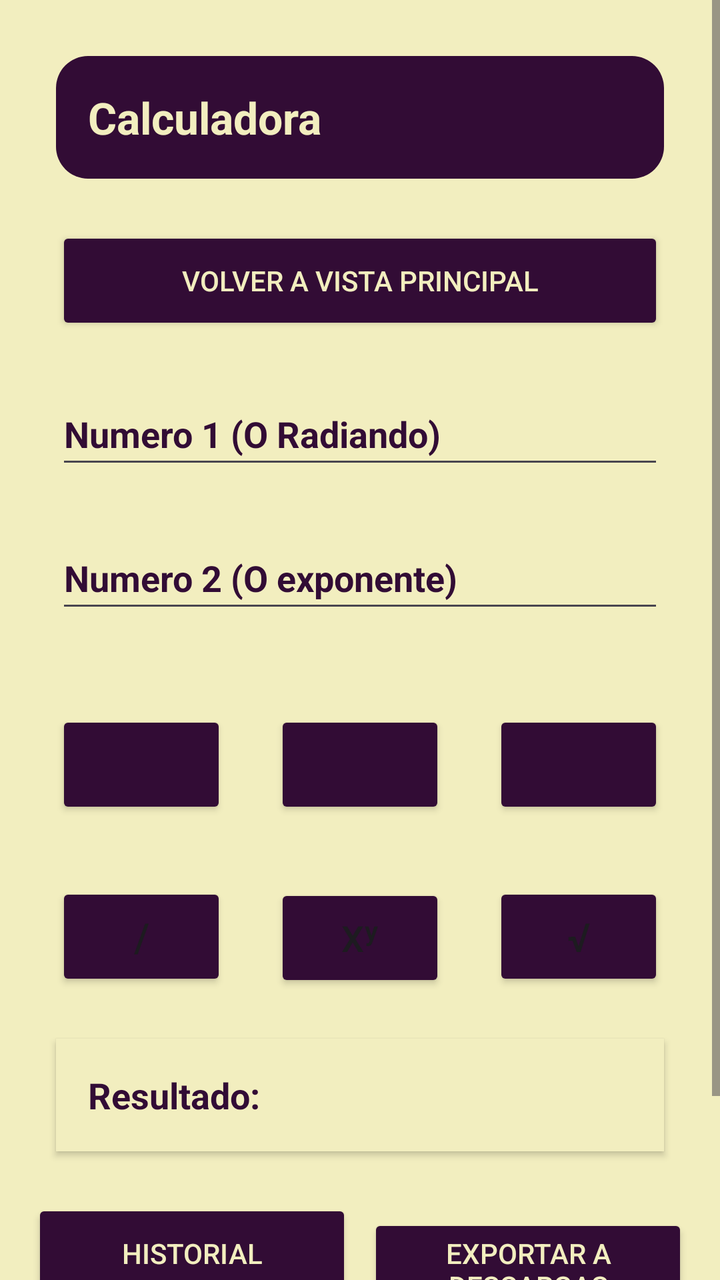
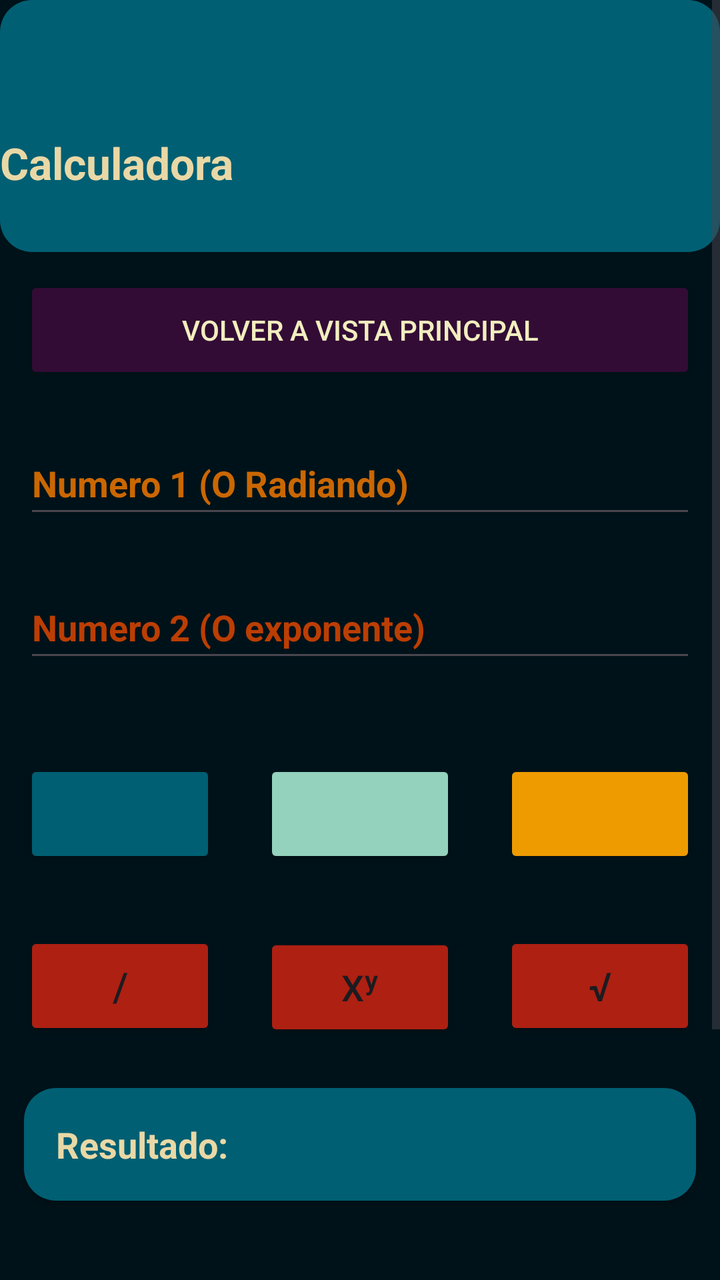

An Android layout rendered at two revisions. The XML below is the earlier revision; the diff shows what the commit changed to produce the second picture.
<!-- AndroidManifest.xml: application theme Theme.EjerciciosDesafioPractico -->
<!-- res/layout/calculadora_activity.xml -->
<?xml version="1.0" encoding="utf-8"?>
<androidx.constraintlayout.widget.ConstraintLayout
    xmlns:android="http://schemas.android.com/apk/res/android"
    xmlns:app="http://schemas.android.com/apk/res-auto"
    xmlns:tools="http://schemas.android.com/tools"
    android:layout_width="match_parent"
    android:layout_height="match_parent"
    android:background="@color/btnColor">

    <ScrollView
        android:layout_width="match_parent"
        android:layout_height="match_parent"
        android:fillViewport="true">

        <LinearLayout
            android:layout_width="match_parent"
            android:layout_height="wrap_content"
            android:orientation="vertical"
            android:padding="@dimen/padding_screen">


            <TextView
                android:id="@+id/tvTituloCalc"
                android:layout_width="match_parent"
                android:layout_height="wrap_content"
                android:text="@string/titleCalculadora"
                android:textAlignment="center"
                android:padding="@dimen/padding_screen"
                android:background="@drawable/border_radius"
                android:textColor="@color/btnColor"
                android:textSize="@dimen/text_size_title"
                android:layout_margin="@dimen/margin_component"
                android:textStyle="bold" />


            <Button
                android:id="@+id/btnVolver"
                android:layout_width="match_parent"
                android:layout_height="@dimen/btn_height"
                android:layout_marginTop="@dimen/margin_component"
                android:backgroundTint="@color/TextColor"
                android:text="@string/btnVolver"
                android:layout_margin="@dimen/margin_component"
                android:textColor="@color/btnColor" />


            <EditText
                android:id="@+id/etNumero1"
                android:layout_width="match_parent"
                android:layout_height="@dimen/input_height"
                android:layout_marginTop="@dimen/margin_top_section"
                android:hint="@string/lblNumero1"
                android:inputType="numberSigned|numberDecimal"
                android:textAlignment="center"
                android:textColor="@color/TextColor"
                android:textColorHint="@color/TextColor"
                android:layout_margin="@dimen/margin_component"
                android:textStyle="bold" />


            <EditText
                android:id="@+id/etNumero2"
                android:layout_width="match_parent"
                android:layout_height="@dimen/input_height"
                android:layout_marginTop="@dimen/margin_component"
                android:hint="@string/lblNumero2"
                android:inputType="numberSigned|numberDecimal"
                android:textAlignment="center"
                android:textColor="@color/TextColor"
                android:textColorHint="@color/TextColor"
                android:layout_margin="@dimen/margin_component"
                android:textStyle="bold" />


            <LinearLayout
                android:layout_width="match_parent"
                android:layout_height="wrap_content"
                android:layout_marginTop="@dimen/margin_top_section"
                android:orientation="horizontal"
                android:weightSum="3">

                <Button
                    android:id="@+id/btnSumar"
                    android:layout_width="0dp"
                    android:layout_height="@dimen/btn_height"
                    android:layout_marginEnd="4dp"
                    android:layout_weight="1"
                    android:backgroundTint="@color/TextColor"
                    app:icon="@drawable/suma"
                    android:layout_margin="@dimen/margin_component"
                    app:iconGravity="textStart" />

                <Button
                    android:id="@+id/btnRestar"
                    android:layout_width="0dp"
                    android:layout_height="@dimen/btn_height"
                    android:layout_marginHorizontal="4dp"
                    android:layout_weight="1"
                    android:backgroundTint="@color/TextColor"
                    app:icon="@drawable/minus_svgrepo_com"
                    android:layout_margin="@dimen/margin_component"
                    app:iconGravity="textStart" />

                <Button
                    android:id="@+id/btnMultiplicar"
                    android:layout_width="0dp"
                    android:layout_height="@dimen/btn_height"
                    android:layout_marginStart="4dp"
                    android:layout_weight="1"
                    android:backgroundTint="@color/TextColor"
                    app:icon="@drawable/multiply_1_svgrepo_com"
                    android:layout_margin="@dimen/margin_component"
                    app:iconGravity="textStart" />
            </LinearLayout>


            <LinearLayout
                android:layout_width="match_parent"
                android:layout_height="wrap_content"
                android:layout_marginTop="8dp"
                android:orientation="horizontal"
                android:weightSum="3">

                <Button
                    android:id="@+id/btnDividir"
                    android:layout_width="0dp"
                    android:layout_height="@dimen/btn_height"
                    android:layout_marginEnd="4dp"
                    android:layout_weight="1"
                    android:backgroundTint="@color/TextColor"
                    android:text="/"
                    android:layout_margin="@dimen/margin_component"
                    android:textSize="20sp" />

                <Button
                    android:id="@+id/btnPotencia"
                    android:layout_width="0dp"
                    android:layout_height="@dimen/btn_height"
                    android:layout_marginHorizontal="4dp"
                    android:layout_weight="1"
                    android:backgroundTint="@color/TextColor"
                    android:text="xʸ"
                    android:layout_margin="@dimen/margin_component"
                    android:textSize="18sp" />

                <Button
                    android:id="@+id/btnRaiz"
                    android:layout_width="0dp"
                    android:layout_height="@dimen/btn_height"
                    android:layout_marginStart="4dp"
                    android:layout_weight="1"
                    android:backgroundTint="@color/TextColor"
                    android:text="√"
                    android:layout_margin="@dimen/margin_component"
                    android:textSize="20sp" />
            </LinearLayout>


            <TextView
                android:id="@+id/tvResultado"
                android:layout_width="match_parent"
                android:layout_height="wrap_content"
                android:layout_marginTop="@dimen/margin_top_section"
                android:background="@color/btnColor"
                android:elevation="2dp"
                android:padding="@dimen/padding_card"
                android:text="@string/lblResultadoCalc"
                android:textAlignment="center"
                android:textColor="@color/TextColor"
                android:textSize="@dimen/text_size_result"
                android:layout_margin="@dimen/margin_component"
                android:textStyle="bold" />


            <LinearLayout
                android:layout_width="match_parent"
                android:layout_height="wrap_content"
                android:layout_marginTop="@dimen/margin_component"
                android:orientation="horizontal"

                android:weightSum="2">

                <Button
                    android:id="@+id/btnVerHistorial"
                    android:layout_width="0dp"
                    android:layout_height="@dimen/btn_height"
                    android:layout_marginEnd="4dp"
                    android:layout_weight="1"
                    android:backgroundTint="@color/TextColor"
                    android:text="@string/btnGuardarHistorial"

                    android:textColor="@color/btnColor" />

                <Button
                    android:id="@+id/btnExportarDescargas"
                    android:layout_width="0dp"
                    android:layout_height="@dimen/btn_height"
                    android:layout_marginStart="4dp"
                    android:layout_weight="1"
                    android:backgroundTint="@color/TextColor"
                    android:text="@string/btnExportarDescargas"
                    android:textColor="@color/btnColor" />
            </LinearLayout>


            <TextView
                android:id="@+id/tvHistorialContenido"
                android:layout_width="match_parent"
                android:layout_height="wrap_content"
                android:layout_marginTop="@dimen/margin_component"
                android:layout_marginBottom="@dimen/margin_top_section"
                android:background="@drawable/border_radius"
                android:padding="@dimen/padding_card"
                android:text="@string/lblHistorialTitulo"
                android:textColor="@color/btnColor"
                android:layout_margin="@dimen/margin_component"
                android:textSize="@dimen/text_size_body" />

        </LinearLayout>
    </ScrollView>
</androidx.constraintlayout.widget.ConstraintLayout>
<!-- resources referenced by this layout -->
<resources>
  <color name="TextColor">#320C35</color>
  <color name="btnColor">#F2EEBF</color>
  <dimen name="btn_height">54dp</dimen>
  <dimen name="input_height">48dp</dimen>
  <dimen name="margin_component">12dp</dimen>
  <dimen name="margin_top_section">20dp</dimen>
  <dimen name="padding_card">16dp</dimen>
  <dimen name="padding_screen">16dp</dimen>
  <dimen name="text_size_body">16sp</dimen>
  <dimen name="text_size_result">18sp</dimen>
  <dimen name="text_size_title">22sp</dimen>
  <!-- drawable border_radius (drawable) -->
  <?xml version="1.0" encoding="utf-8"?>
  <shape xmlns:android="http://schemas.android.com/apk/res/android"
      android:shape="rectangle">
  
      
      <solid android:color="@color/TextColor" />
  
      
      <corners android:radius="16dp" />
  
      
  
  </shape>
  <!-- drawable minus_svgrepo_com (drawable) -->
  <vector xmlns:android="http://schemas.android.com/apk/res/android"
      android:width="800dp"
      android:height="800dp"
      android:viewportWidth="16"
      android:viewportHeight="16">
    <path
        android:pathData="M1,10L1,6L15,6V10L1,10Z"
        android:fillColor="@color/TextColor"/>
  </vector>
  <!-- drawable multiply_1_svgrepo_com (drawable) -->
  <vector xmlns:android="http://schemas.android.com/apk/res/android"
      android:width="800dp"
      android:height="800dp"
      android:viewportWidth="512"
      android:viewportHeight="512">
    <path
        android:pathData="M513,76.8l-76.8,-76.8l-179.2,179.2l-179.2,-179.2l-76.8,76.8l179.2,179.2l-179.2,179.2l76.8,76.8l179.2,-179.2l179.2,179.2l76.8,-76.8l-179.2,-179.2z"
        android:fillColor="@color/TextColor"/>
  </vector>
  <!-- drawable suma (drawable) -->
  <vector xmlns:android="http://schemas.android.com/apk/res/android"
      android:width="24dp"
      android:height="24dp"
      android:viewportWidth="24"
      android:viewportHeight="24">
    <path
        android:pathData="M19,11h-6V5a1,1 0,0 0,-2 0v6H5a1,1 0,0 0,0 2h6v6a1,1 0,0 0,2 0v-6h6a1,1 0,0 0,0 -2z"
        android:fillColor="@color/TextColor"/>
  </vector>
  <string name="btnExportarDescargas">Exportar a Descargas</string>
  <string name="btnGuardarHistorial">Historial</string>
  <string name="btnVolver">Volver A vista principal</string>
  <string name="lblHistorialTitulo">Historial de Operaciones:</string>
  <string name="lblNumero1">Numero 1 (O Radiando)</string>
  <string name="lblNumero2">Numero 2 (O exponente)</string>
  <string name="lblResultadoCalc">Resultado: </string>
  <string name="titleCalculadora">Calculadora</string>
  <style name="Theme.EjerciciosDesafioPractico" parent="Base.Theme.EjerciciosDesafioPractico" />
  <style name="Base.Theme.EjerciciosDesafioPractico" parent="Theme.Material3.DayNight.NoActionBar">
          
          
      </style>
</resources>

<!-- the commit's change to res/layout/calculadora_activity.xml (unified diff, before → after) -->
@@ -5,7 +5,7 @@
     xmlns:tools="http://schemas.android.com/tools"
     android:layout_width="match_parent"
     android:layout_height="match_parent"
-    android:background="@color/btnColor">
+    android:background="@color/backgroundResult">
 
     <ScrollView
         android:layout_width="match_parent"
@@ -16,7 +16,7 @@
             android:layout_width="match_parent"
             android:layout_height="wrap_content"
             android:orientation="vertical"
-            android:padding="@dimen/padding_screen">
+           >
 
 
             <TextView
@@ -25,11 +25,13 @@
                 android:layout_height="wrap_content"
                 android:text="@string/titleCalculadora"
                 android:textAlignment="center"
-                android:padding="@dimen/padding_screen"
-                android:background="@drawable/border_radius"
-                android:textColor="@color/btnColor"
+                android:lineSpacingExtra="14sp"
+                android:paddingTop="200px"
+                android:paddingBottom="90px"
+                android:background="@drawable/border_radius3"
+                android:textColor="@color/color0"
                 android:textSize="@dimen/text_size_title"
-                android:layout_margin="@dimen/margin_component"
+
                 android:textStyle="bold" />
 
 
@@ -52,8 +54,8 @@
                 android:hint="@string/lblNumero1"
                 android:inputType="numberSigned|numberDecimal"
                 android:textAlignment="center"
-                android:textColor="@color/TextColor"
-                android:textColorHint="@color/TextColor"
+                android:textColor="@color/color4"
+                android:textColorHint="@color/color4"
                 android:layout_margin="@dimen/margin_component"
                 android:textStyle="bold" />
 
@@ -66,8 +68,8 @@
                 android:hint="@string/lblNumero2"
                 android:inputType="numberSigned|numberDecimal"
                 android:textAlignment="center"
-                android:textColor="@color/TextColor"
-                android:textColorHint="@color/TextColor"
+                android:textColor="@color/color5"
+                android:textColorHint="@color/color5"
                 android:layout_margin="@dimen/margin_component"
                 android:textStyle="bold" />
 
@@ -85,7 +87,7 @@
                     android:layout_height="@dimen/btn_height"
                     android:layout_marginEnd="4dp"
                     android:layout_weight="1"
-                    android:backgroundTint="@color/TextColor"
+                    android:backgroundTint="@color/color1"
                     app:icon="@drawable/suma"
                     android:layout_margin="@dimen/margin_component"
                     app:iconGravity="textStart" />
@@ -96,7 +98,7 @@
                     android:layout_height="@dimen/btn_height"
                     android:layout_marginHorizontal="4dp"
                     android:layout_weight="1"
-                    android:backgroundTint="@color/TextColor"
+                    android:backgroundTint="@color/color2"
                     app:icon="@drawable/minus_svgrepo_com"
                     android:layout_margin="@dimen/margin_component"
                     app:iconGravity="textStart" />
@@ -107,7 +109,7 @@
                     android:layout_height="@dimen/btn_height"
                     android:layout_marginStart="4dp"
                     android:layout_weight="1"
-                    android:backgroundTint="@color/TextColor"
+                    android:backgroundTint="@color/color3"
                     app:icon="@drawable/multiply_1_svgrepo_com"
                     android:layout_margin="@dimen/margin_component"
                     app:iconGravity="textStart" />
@@ -127,7 +129,7 @@
                     android:layout_height="@dimen/btn_height"
                     android:layout_marginEnd="4dp"
                     android:layout_weight="1"
-                    android:backgroundTint="@color/TextColor"
+                    android:backgroundTint="@color/color6"
                     android:text="/"
                     android:layout_margin="@dimen/margin_component"
                     android:textSize="20sp" />
@@ -138,7 +140,7 @@
                     android:layout_height="@dimen/btn_height"
                     android:layout_marginHorizontal="4dp"
                     android:layout_weight="1"
-                    android:backgroundTint="@color/TextColor"
+                    android:backgroundTint="@color/color6"
                     android:text="xʸ"
                     android:layout_margin="@dimen/margin_component"
                     android:textSize="18sp" />
@@ -149,7 +151,7 @@
                     android:layout_height="@dimen/btn_height"
                     android:layout_marginStart="4dp"
                     android:layout_weight="1"
-                    android:backgroundTint="@color/TextColor"
+                    android:backgroundTint="@color/color6"
                     android:text="√"
                     android:layout_margin="@dimen/margin_component"
                     android:textSize="20sp" />
@@ -161,12 +163,12 @@
                 android:layout_width="match_parent"
                 android:layout_height="wrap_content"
                 android:layout_marginTop="@dimen/margin_top_section"
-                android:background="@color/btnColor"
+                android:background="@drawable/border_radius3"
                 android:elevation="2dp"
                 android:padding="@dimen/padding_card"
                 android:text="@string/lblResultadoCalc"
                 android:textAlignment="center"
-                android:textColor="@color/TextColor"
+                android:textColor="@color/color0"
                 android:textSize="@dimen/text_size_result"
                 android:layout_margin="@dimen/margin_component"
                 android:textStyle="bold" />
@@ -184,9 +186,10 @@
                     android:id="@+id/btnVerHistorial"
                     android:layout_width="0dp"
                     android:layout_height="@dimen/btn_height"
+                    android:layout_margin="@dimen/margin_top_section"
                     android:layout_marginEnd="4dp"
                     android:layout_weight="1"
-                    android:backgroundTint="@color/TextColor"
+                    android:backgroundTint="@color/color6"
                     android:text="@string/btnGuardarHistorial"
 
                     android:textColor="@color/btnColor" />
@@ -195,11 +198,12 @@
                     android:id="@+id/btnExportarDescargas"
                     android:layout_width="0dp"
                     android:layout_height="@dimen/btn_height"
+                    android:layout_margin="@dimen/margin_top_section"
                     android:layout_marginStart="4dp"
                     android:layout_weight="1"
-                    android:backgroundTint="@color/TextColor"
+                    android:backgroundTint="@color/color6"
                     android:text="@string/btnExportarDescargas"
-                    android:textColor="@color/btnColor" />
+                    android:textColor="@color/color0" />
             </LinearLayout>
 
 
@@ -209,10 +213,10 @@
                 android:layout_height="wrap_content"
                 android:layout_marginTop="@dimen/margin_component"
                 android:layout_marginBottom="@dimen/margin_top_section"
-                android:background="@drawable/border_radius"
+                android:background="@drawable/border_radius3"
                 android:padding="@dimen/padding_card"
                 android:text="@string/lblHistorialTitulo"
-                android:textColor="@color/btnColor"
+                android:textColor="@color/color0"
                 android:layout_margin="@dimen/margin_component"
                 android:textSize="@dimen/text_size_body" />
 
<!-- resource entries referenced after the edit -->
@@ -1,23 +1,30 @@
 <!-- resources referenced by this layout -->
 <resources>
   <color name="TextColor">#320C35</color>
+  <color name="backgroundResult">#001219</color>
   <color name="btnColor">#F2EEBF</color>
+  <color name="color0">#E9D8A6</color>
+  <color name="color1">#005F73</color>
+  <color name="color2">#94D2BD</color>
+  <color name="color3">#EE9B00</color>
+  <color name="color4">#CA6702</color>
+  <color name="color5">#BB3E03</color>
+  <color name="color6">#AE2012</color>
   <dimen name="btn_height">54dp</dimen>
   <dimen name="input_height">48dp</dimen>
   <dimen name="margin_component">12dp</dimen>
   <dimen name="margin_top_section">20dp</dimen>
   <dimen name="padding_card">16dp</dimen>
-  <dimen name="padding_screen">16dp</dimen>
   <dimen name="text_size_body">16sp</dimen>
   <dimen name="text_size_result">18sp</dimen>
   <dimen name="text_size_title">22sp</dimen>
-  <!-- drawable border_radius (drawable) -->
+  <!-- drawable border_radius3 (drawable) -->
   <?xml version="1.0" encoding="utf-8"?>
   <shape xmlns:android="http://schemas.android.com/apk/res/android"
       android:shape="rectangle">
   
       
-      <solid android:color="@color/TextColor" />
+      <solid android:color="@color/color1" />
   
       
       <corners android:radius="16dp" />
